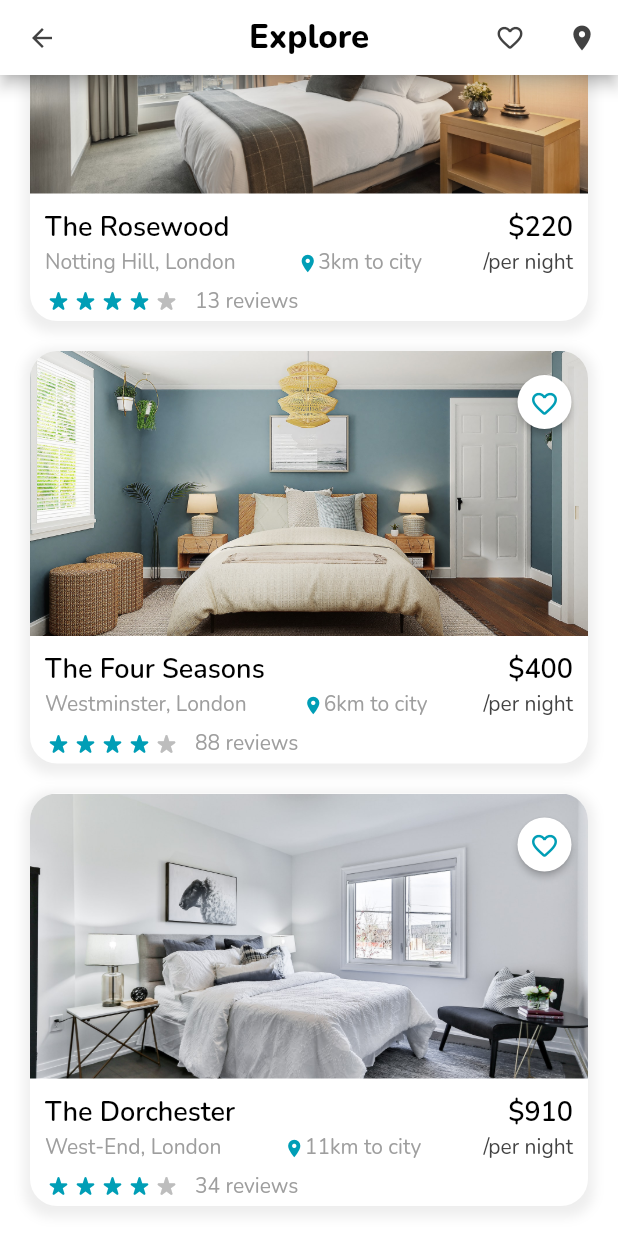
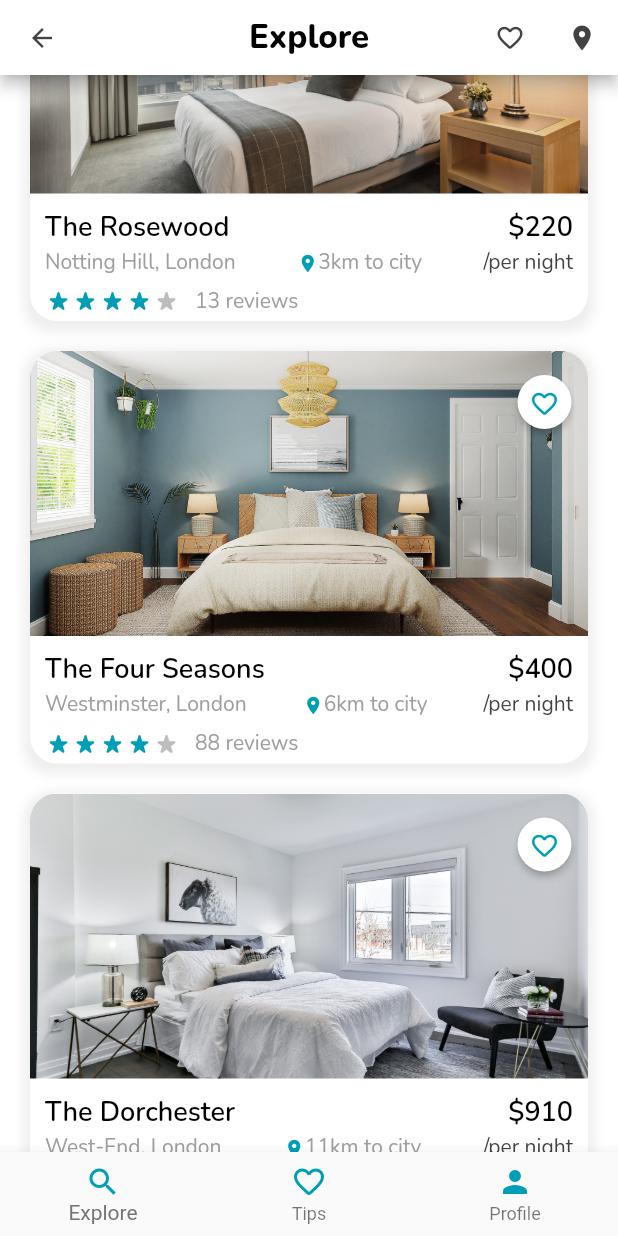
Before and after one commit to CamilleLinan/Test_Flutter_AppHotels, a Flutter app: the screen it shows after launch, scrolled down 629 dp, on a phone screen of 412 x 824 dp. Run offline on Flutter 3.47's test engine with Material 2 defaults, Android fonts, the phone set to English and light mode, and no system bars; our stand-ins replace google_fonts, table_calendar.

Commit message:
add bottom navbar + calendar range

```diff
--- a/lib/Home/home_page.dart
+++ b/lib/Home/home_page.dart
@@ -1,7 +1,8 @@
+import 'package:apphotels/Home/widgets/bottom_navbar_section.dart';
+import 'package:flutter/material.dart';
+import 'package:apphotels/Home/widgets/appbar_home.dart';
+import 'package:apphotels/Home/widgets/search_section.dart';
 import 'package:apphotels/Home/widgets/hotel_section.dart';
-import 'package:apphotels/Home/widgets/search_section.dart';
-import 'package:flutter/material.dart';
-import 'package:apphotels/Home/widgets/appbar.dart';
 
 const dBlue = Color.fromARGB(255, 0, 158, 182);
 
@@ -20,6 +21,7 @@ class HomePage extends StatelessWidget {
           ],
         ),
       ),
+      bottomNavigationBar: const BottomNavBarSection(),
     );
   }
 }
--- /dev/null
+++ b/lib/Home/widgets/bottom_navbar_section.dart
@@ -0,0 +1,38 @@
+import 'package:apphotels/Home/home_page.dart';
+import 'package:flutter/material.dart';
+import 'package:flutter/src/widgets/framework.dart';
+import 'package:flutter/src/widgets/placeholder.dart';
+
+class BottomNavBarSection extends StatelessWidget {
+  const BottomNavBarSection({super.key});
+
+  @override
+  Widget build(BuildContext context) {
+    return BottomNavigationBar(
+      selectedItemColor: Colors.grey[600],
+      items: const [
+        BottomNavigationBarItem(
+          icon: Icon(
+            Icons.search,
+            color: dBlue,
+          ),
+          label: 'Explore',
+        ),
+        BottomNavigationBarItem(
+          icon: Icon(
+            Icons.favorite_outline_rounded,
+            color: dBlue,
+          ),
+          label: 'Tips',
+        ),
+        BottomNavigationBarItem(
+          icon: Icon(
+            Icons.person,
+            color: dBlue,
+          ),
+          label: 'Profile',
+        ),
+      ],
+    );
+  }
+}
--- a/pubspec.yaml
+++ b/pubspec.yaml
@@ -36,6 +36,7 @@ dependencies:
   # Use with the CupertinoIcons class for iOS style icons.
   cupertino_icons: ^1.0.2
   google_fonts: ^4.0.3
+  table_calendar: ^3.0.9
 
 dev_dependencies:
   flutter_test:
```
Also changed, not shown: lib/Home/widgets/search_section.dart (+13 -0 lines), lib/Pages/calendar_page.dart (added, +21 -0 lines), lib/Pages/widgets/appbar_page.dart (added, +25 -0 lines), lib/Pages/widgets/calendar_range.dart (added, +107 -0 lines), lib/Home/widgets/appbar_home.dart (renamed from lib/Home/widgets/appbar.dart), pubspec.lock.
